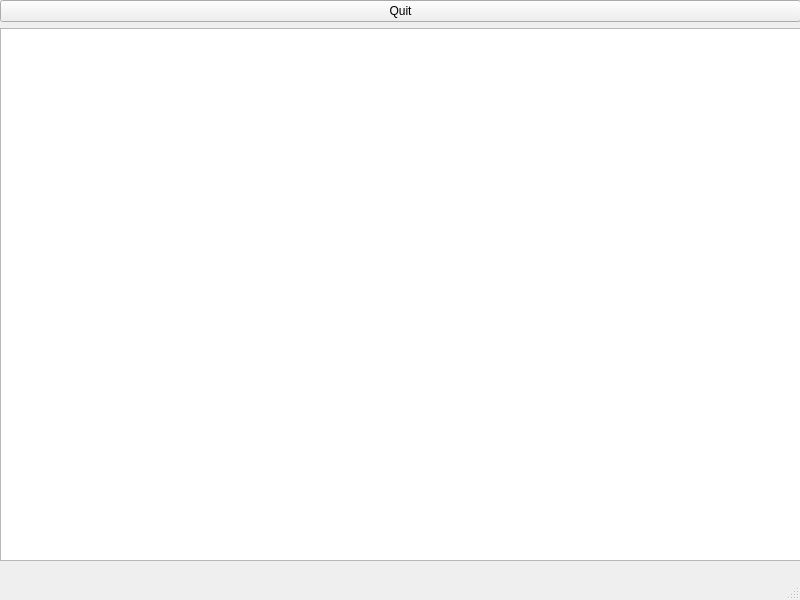
Qt form tools/animations/ui/main_window.ui (cpreh/sanguis) before a commit.
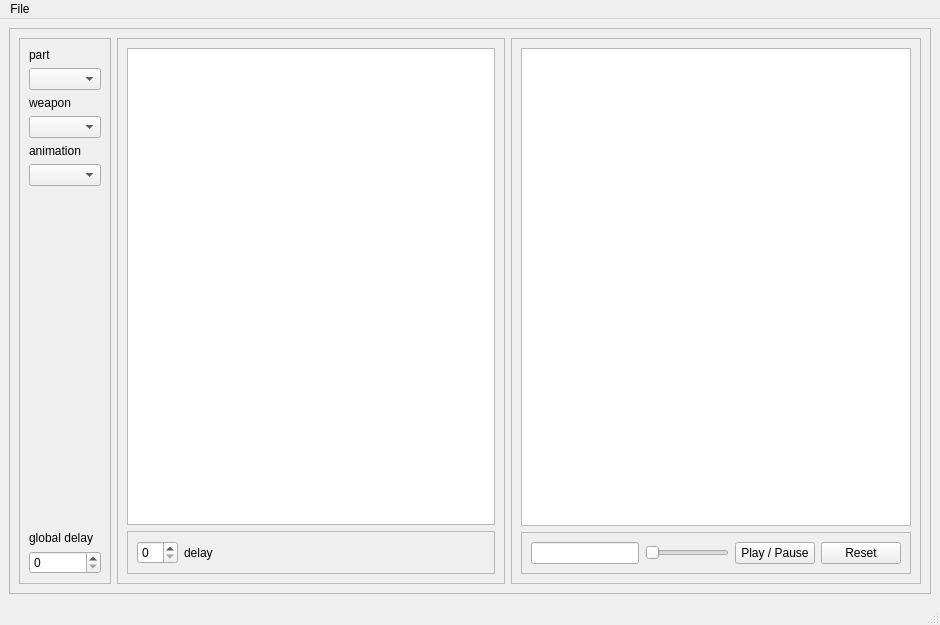
The same form after that commit.

Commit message: tentative gui layout

```diff
--- a/tools/animations/ui/main_window.ui
+++ b/tools/animations/ui/main_window.ui
@@ -6,46 +6,212 @@
    <rect>
     <x>0</x>
     <y>0</y>
-    <width>800</width>
-    <height>600</height>
+    <width>940</width>
+    <height>625</height>
    </rect>
   </property>
   <property name="windowTitle">
    <string>MainWindow</string>
   </property>
   <widget class="QWidget" name="centralwidget">
-   <widget class="QWidget" name="gridLayoutWidget">
-    <property name="geometry">
-     <rect>
-      <x>0</x>
-      <y>0</y>
-      <width>801</width>
-      <height>561</height>
-     </rect>
-    </property>
-    <layout class="QGridLayout" name="gridLayout">
-     <item row="0" column="0">
-      <widget class="QPushButton" name="pushButton">
-       <property name="text">
-        <string>Quit</string>
-       </property>
-      </widget>
-     </item>
-     <item row="1" column="0">
-      <widget class="QTextEdit" name="textEdit"/>
-     </item>
-    </layout>
-   </widget>
+   <layout class="QGridLayout" name="gridLayout_2">
+    <item row="0" column="0">
+     <widget class="QFrame" name="frame">
+      <property name="frameShape">
+       <enum>QFrame::StyledPanel</enum>
+      </property>
+      <property name="frameShadow">
+       <enum>QFrame::Raised</enum>
+      </property>
+      <layout class="QGridLayout" name="gridLayout">
+       <item row="0" column="2">
+        <widget class="QFrame" name="frame_3">
+         <property name="frameShape">
+          <enum>QFrame::StyledPanel</enum>
+         </property>
+         <property name="frameShadow">
+          <enum>QFrame::Raised</enum>
+         </property>
+         <layout class="QVBoxLayout" name="verticalLayout">
+          <item>
+           <widget class="QGraphicsView" name="animationPreview">
+            <property name="sizePolicy">
+             <sizepolicy hsizetype="Expanding" vsizetype="Expanding">
+              <horstretch>0</horstretch>
+              <verstretch>0</verstretch>
+             </sizepolicy>
+            </property>
+           </widget>
+          </item>
+          <item>
+           <widget class="QFrame" name="frame_4">
+            <property name="frameShape">
+             <enum>QFrame::StyledPanel</enum>
+            </property>
+            <property name="frameShadow">
+             <enum>QFrame::Raised</enum>
+            </property>
+            <layout class="QHBoxLayout" name="horizontalLayout">
+             <item>
+              <widget class="QLineEdit" name="lineEdit"/>
+             </item>
+             <item>
+              <widget class="QSlider" name="horizontalSlider">
+               <property name="orientation">
+                <enum>Qt::Horizontal</enum>
+               </property>
+               <property name="invertedAppearance">
+                <bool>false</bool>
+               </property>
+               <property name="invertedControls">
+                <bool>false</bool>
+               </property>
+              </widget>
+             </item>
+             <item>
+              <widget class="QPushButton" name="pushButton">
+               <property name="text">
+                <string>Play / Pause</string>
+               </property>
+              </widget>
+             </item>
+             <item>
+              <widget class="QPushButton" name="pushButton_2">
+               <property name="text">
+                <string>Reset</string>
+               </property>
+              </widget>
+             </item>
+            </layout>
+           </widget>
+          </item>
+         </layout>
+        </widget>
+       </item>
+       <item row="0" column="0">
+        <widget class="QFrame" name="frame_2">
+         <property name="frameShape">
+          <enum>QFrame::StyledPanel</enum>
+         </property>
+         <property name="frameShadow">
+          <enum>QFrame::Raised</enum>
+         </property>
+         <layout class="QVBoxLayout" name="verticalLayout_2">
+          <item>
+           <widget class="QLabel" name="label_3">
+            <property name="text">
+             <string>part</string>
+            </property>
+           </widget>
+          </item>
+          <item>
+           <widget class="QComboBox" name="comboBox"/>
+          </item>
+          <item>
+           <widget class="QLabel" name="label">
+            <property name="text">
+             <string>weapon</string>
+            </property>
+           </widget>
+          </item>
+          <item>
+           <widget class="QComboBox" name="comboBox_3"/>
+          </item>
+          <item>
+           <widget class="QLabel" name="label_2">
+            <property name="text">
+             <string>animation</string>
+            </property>
+           </widget>
+          </item>
+          <item>
+           <widget class="QComboBox" name="comboBox_2"/>
+          </item>
+          <item>
+           <spacer name="verticalSpacer">
+            <property name="orientation">
+             <enum>Qt::Vertical</enum>
+            </property>
+            <property name="sizeHint" stdset="0">
+             <size>
+              <width>20</width>
+              <height>40</height>
+             </size>
+            </property>
+           </spacer>
+          </item>
+          <item>
+           <widget class="QLabel" name="label_5">
+            <property name="text">
+             <string>global delay</string>
+            </property>
+           </widget>
+          </item>
+          <item>
+           <widget class="QSpinBox" name="spinBox"/>
+          </item>
+         </layout>
+        </widget>
+       </item>
+       <item row="0" column="1">
+        <widget class="QFrame" name="frame_5">
+         <property name="frameShape">
+          <enum>QFrame::StyledPanel</enum>
+         </property>
+         <property name="frameShadow">
+          <enum>QFrame::Raised</enum>
+         </property>
+         <layout class="QVBoxLayout" name="verticalLayout_3">
+          <item>
+           <widget class="QGraphicsView" name="frameList"/>
+          </item>
+          <item>
+           <widget class="QFrame" name="frame_6">
+            <property name="frameShape">
+             <enum>QFrame::StyledPanel</enum>
+            </property>
+            <property name="frameShadow">
+             <enum>QFrame::Raised</enum>
+            </property>
+            <layout class="QFormLayout" name="formLayout">
+             <item row="0" column="0">
+              <widget class="QSpinBox" name="spinBox_2"/>
+             </item>
+             <item row="0" column="1">
+              <widget class="QLabel" name="label_4">
+               <property name="text">
+                <string>delay</string>
+               </property>
+              </widget>
+             </item>
+            </layout>
+           </widget>
+          </item>
+         </layout>
+        </widget>
+       </item>
+      </layout>
+     </widget>
+    </item>
+   </layout>
   </widget>
   <widget class="QMenuBar" name="menubar">
    <property name="geometry">
     <rect>
      <x>0</x>
      <y>0</y>
-     <width>800</width>
-     <height>18</height>
+     <width>940</width>
+     <height>20</height>
     </rect>
    </property>
+   <widget class="QMenu" name="menuFile">
+    <property name="title">
+     <string>File</string>
+    </property>
+    <addaction name="actionOpen"/>
+    <addaction name="actionSave"/>
+   </widget>
+   <addaction name="menuFile"/>
   </widget>
   <widget class="QStatusBar" name="statusbar"/>
  </widget>
```
Left out of the diff: 10 changed lines with no effect on the pictures.
